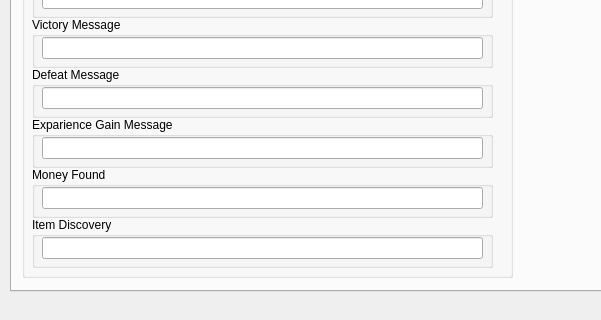
Old version of the form src/tools/qdbpagevocabulary.ui in the repository EasyRPG/Editor; both pictures show x 0 to 601 and y 239 to 559 of the 753 by 559 pixel window.
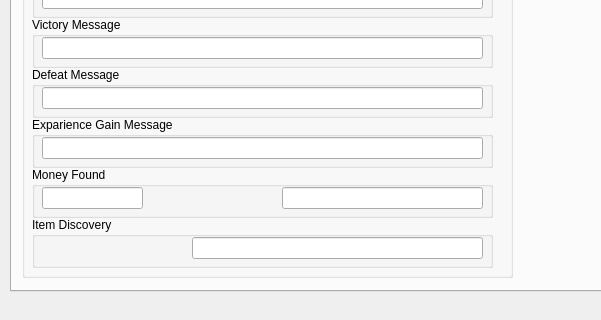
New version of the form. The open tabs and pages were chosen to show the change.

Commit message: updated the voc tab

Patch:
```diff
--- a/src/tools/qdbpagevocabulary.ui
+++ b/src/tools/qdbpagevocabulary.ui
@@ -219,7 +219,17 @@
         <rect>
          <x>10</x>
          <y>20</y>
-         <width>441</width>
+         <width>101</width>
+         <height>22</height>
+        </rect>
+       </property>
+      </widget>
+      <widget class="QLineEdit" name="lineEdit_42">
+       <property name="geometry">
+        <rect>
+         <x>250</x>
+         <y>20</y>
+         <width>201</width>
          <height>22</height>
         </rect>
        </property>
@@ -237,12 +247,12 @@
       <property name="title">
        <string>Item Discovery</string>
       </property>
-      <widget class="QLineEdit" name="lineEdit_42">
+      <widget class="QLineEdit" name="lineEdit">
        <property name="geometry">
         <rect>
-         <x>10</x>
+         <x>160</x>
          <y>20</y>
-         <width>441</width>
+         <width>291</width>
          <height>22</height>
         </rect>
        </property>
```
Left out of the diff: 2 changed lines with no effect on the pictures. The commit also changes 2 other files.
